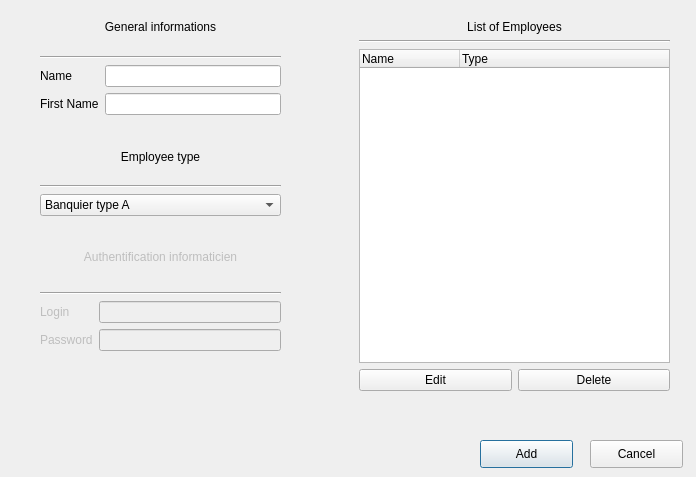
Old version of the form addingemployee.ui in the repository GouVsky/Projet_C-.
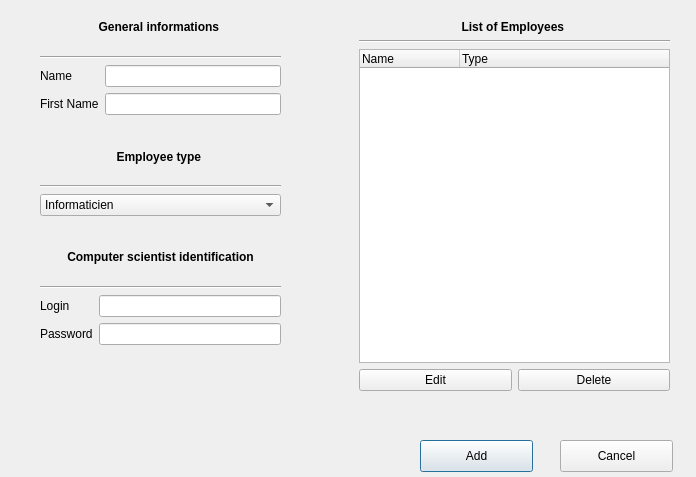
New version of the form.

Commit message: Translation of some text + disable the login/password layout if the type is not a computer scientist.

What changed in the file:
```diff
--- a/addingemployee.ui
+++ b/addingemployee.ui
@@ -52,7 +52,7 @@
        <bool>false</bool>
       </property>
       <property name="text">
-       <string>General informations</string>
+       <string>&lt;b&gt; General informations &lt;/b&gt;</string>
       </property>
       <property name="alignment">
        <set>Qt::AlignHCenter|Qt::AlignTop</set>
@@ -81,7 +81,7 @@
     <item>
      <widget class="QLabel" name="label">
       <property name="text">
-       <string>Employee type</string>
+       <string>&lt;b&gt; Employee type &lt;/b&gt;</string>
       </property>
       <property name="alignment">
        <set>Qt::AlignHCenter|Qt::AlignTop</set>
@@ -97,6 +97,11 @@
     </item>
     <item>
      <widget class="QComboBox" name="comboBox">
+      <item>
+       <property name="text">
+        <string>Informaticien</string>
+       </property>
+      </item>
       <item>
        <property name="text">
         <string>Banquier type A</string>
@@ -142,14 +147,14 @@
      <x>40</x>
      <y>250</y>
      <width>241</width>
-     <height>101</height>
+     <height>95</height>
     </rect>
    </property>
    <layout class="QGridLayout" name="InformaticienLoginGrid">
     <item row="2" column="0">
      <widget class="QLabel" name="InformaticienLogin">
       <property name="enabled">
-       <bool>false</bool>
+       <bool>true</bool>
       </property>
       <property name="text">
        <string>Login</string>
@@ -159,7 +164,7 @@
     <item row="3" column="0">
      <widget class="QLabel" name="InformaticienPassword">
       <property name="enabled">
-       <bool>false</bool>
+       <bool>true</bool>
       </property>
       <property name="text">
        <string>Password</string>
@@ -169,17 +174,17 @@
     <item row="2" column="1">
      <widget class="QLineEdit" name="editInformaticienLogin">
       <property name="enabled">
-       <bool>false</bool>
+       <bool>true</bool>
       </property>
      </widget>
     </item>
     <item row="0" column="0" colspan="2">
      <widget class="QLabel" name="informaticienIdentification">
       <property name="enabled">
-       <bool>false</bool>
+       <bool>true</bool>
       </property>
       <property name="text">
-       <string>Authentification informaticien</string>
+       <string>&lt;html&gt;&lt;head/&gt;&lt;body&gt;&lt;p&gt;&lt;span style=&quot; font-weight:600;&quot;&gt;Computer scientist identification&lt;/span&gt;&lt;/p&gt;&lt;/body&gt;&lt;/html&gt;</string>
       </property>
       <property name="alignment">
        <set>Qt::AlignHCenter|Qt::AlignTop</set>
@@ -196,7 +201,7 @@
     <item row="3" column="1">
      <widget class="QLineEdit" name="editInformaticienPassword">
       <property name="enabled">
-       <bool>false</bool>
+       <bool>true</bool>
       </property>
      </widget>
     </item>
@@ -205,12 +210,18 @@
   <widget class="QPushButton" name="AddButton">
    <property name="geometry">
     <rect>
-     <x>480</x>
+     <x>420</x>
      <y>440</y>
-     <width>93</width>
-     <height>28</height>
+     <width>113</width>
+     <height>32</height>
     </rect>
    </property>
+   <property name="maximumSize">
+    <size>
+     <width>113</width>
+     <height>16777215</height>
+    </size>
+   </property>
    <property name="text">
     <string>Add</string>
    </property>
@@ -218,10 +229,10 @@
   <widget class="QPushButton" name="QuitButton">
    <property name="geometry">
     <rect>
-     <x>590</x>
+     <x>560</x>
      <y>440</y>
-     <width>93</width>
-     <height>28</height>
+     <width>113</width>
+     <height>32</height>
     </rect>
    </property>
    <property name="text">
@@ -272,7 +283,7 @@
     <item row="0" column="0" colspan="2">
      <widget class="QLabel" name="EmployeeViewTitile">
       <property name="text">
-       <string>List of Employees</string>
+       <string>&lt;b&gt; List of Employees &lt;/b&gt;</string>
       </property>
       <property name="alignment">
        <set>Qt::AlignHCenter|Qt::AlignTop</set>
```
Left out of the diff: 7 changed lines with no effect on the pictures. The commit also changes 3 other files.
